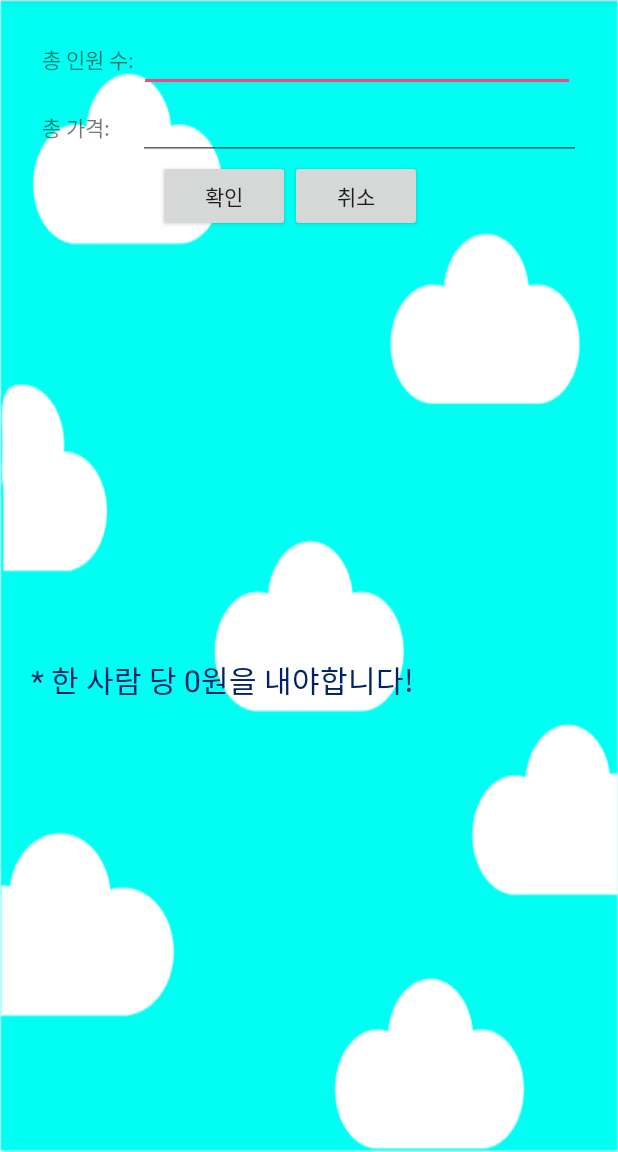
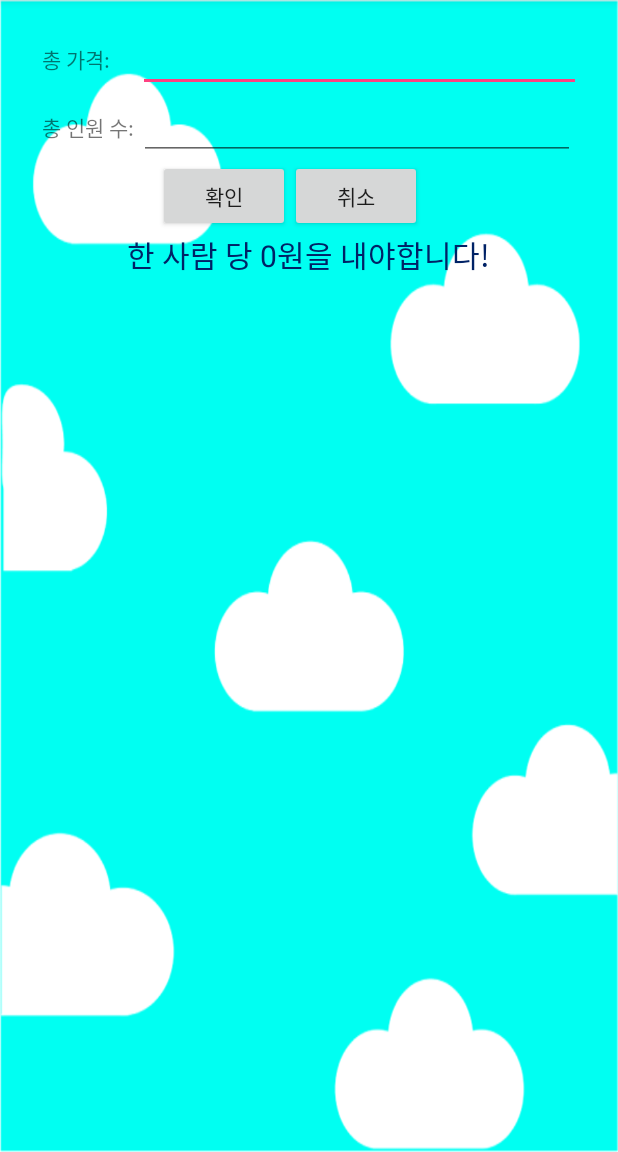
Before and after one commit to SeBin2519/PayTheMoney_school, an Android app: the Douch screen opened directly, with no data from a screen before it, after a tap on "취소", on a phone screen of 412 x 824 dp, the part 84-1236 px from its top. Run offline under Robolectric (Android 15) with nearby library versions, the phone set to English and light mode, and no system bars; 1 other tap on this screen came first.

Commit message:
#6 complete Mol and Douch

```diff
--- a/app/src/main/java/kr/hs/emirim/sebin/paythemoney/Douch.java
+++ b/app/src/main/java/kr/hs/emirim/sebin/paythemoney/Douch.java
@@ -2,6 +2,7 @@ package kr.hs.emirim.sebin.paythemoney;
 
 import android.content.Intent;
 import android.os.Bundle;
+import android.os.SystemClock;
 import android.support.v4.app.AppOpsManagerCompat;
 import android.support.v7.app.AppCompatActivity;
 import android.view.View;
@@ -15,11 +16,13 @@ import android.widget.ViewFlipper;
 public class Douch extends AppCompatActivity implements View.OnClickListener{
     ViewFlipper vFlipper;
     TextView textresult;
-    Button butCheck,butCancel;
+    Button butCheck,butCancel,butStart,butStop;
     EditText editPerson,editPrice;
     int person=0,price=0;
     int douchMoney=0;
     int change=0;
+    int c;
+    int perIndex;
 
     @Override
     protected void onCreate(Bundle savedInstanceState) {
@@ -28,53 +31,74 @@ public class Douch extends AppCompatActivity implements View.OnClickListener{
 
         editPerson = (EditText) findViewById(R.id.edit_person);
         editPrice = (EditText) findViewById(R.id.edit_price);
-       textresult=(TextView)findViewById(R.id.text_result);
+        textresult=(TextView)findViewById(R.id.text_result);
         vFlipper =(ViewFlipper)findViewById(R.id.view_flip);
         butCheck =(Button)findViewById(R.id.but_douch_check);
         butCheck.setOnClickListener(this);
         butCancel =(Button)findViewById(R.id.but_douch_delete);
         butCancel.setOnClickListener(this);
+        butStart =(Button)findViewById(R.id.but_start);
+        butStart.setOnClickListener(this);
+        butStop =(Button)findViewById(R.id.but_stop);
+        butStop.setOnClickListener(this);
 
         //person=Integer.parseInt(editPerson.getText().toString());
         //price=Integer.parseInt(editPrice.getText().toString());
         vFlipper.setVisibility(View.INVISIBLE);
+        butStart.setVisibility(View.INVISIBLE);
+        butStop.setVisibility(View.INVISIBLE);
     }
 
    public void startRoulette(int person,int price){
-        douchMoney=price/person;
-        change=price-(douchMoney*person);
+       this.person=person;
+       this.price=price;
+
+       c=(price/person)%100;
+       douchMoney=(price/person)-c;
+       change=price-(person*douchMoney);
 
         if(change==0) {///남은 돈이 없다면
-            // mImageView.setImageResource(R.drawable.);
-            Toast.makeText(this," 더치 페이 결과:"+douchMoney+"원을 내주세요~",Toast.LENGTH_LONG).show();
-            //TextView에 result설정
-            textresult.setText(" * 한 사람 당 "+douchMoney+"원을 내야합니다!");
-
+            textresult.setText("한 사람 당 "+douchMoney+"원을 내야합니다!");
+            vFlipper.setVisibility(View.INVISIBLE);
+            butStart.setVisibility(View.INVISIBLE);
+            butStop.setVisibility(View.INVISIBLE);
         }
         else {
-            //Toast.makeText(this," 더치 페이 결과:"+douchMoney+"원을 내주세요~",Toast.LENGTH_LONG).show();
-            textresult.setText(" * 한 사람 당 "+douchMoney+"원을 내고 "+change+"원이 남았습니다!");
-            int perIndex = (int)Math.random()%person+1;
             vFlipper.setVisibility(View.VISIBLE);
-            Toast.makeText(this,"잔돈 룰렛결과:"+perIndex+"번쨰 사람이 남은돈을 내주세요!",Toast.LENGTH_LONG).show();
+            butStart.setVisibility(View.VISIBLE);
+            butStop.setVisibility(View.VISIBLE);
         }
     }
 
     @Override
     public void onClick(View v) {
         String epMon=editPerson.getText().toString();
-        person=Integer.parseInt(epMon);
         String erMon=editPrice.getText().toString();
-        price=Integer.parseInt(erMon);
 
         switch(v.getId()){
             case R.id.but_douch_check:
-                startRoulette(person,price);
+                if(editPerson.equals("") || editPerson==null|| editPrice.equals("") || editPrice==null) Toast.makeText(this,"제대로 된 값을 입력해 주세요!",Toast.LENGTH_LONG).show();
+                else{
+                    person=Integer.parseInt(epMon);
+                    price=Integer.parseInt(erMon);
+                    startRoulette(person, price);
+                }
                 break;
             case R.id.but_douch_delete:
                 editPerson.setText("");
                 editPrice.setText("");
+                vFlipper.setVisibility(View.INVISIBLE);
+                butStart.setVisibility(View.INVISIBLE);
+                butStop.setVisibility(View.INVISIBLE);
                 break;
+            case R.id.but_start:
+                vFlipper.setFlipInterval(50);//viewFlipper에 넘겨지는 간격 설정 => 1000: 1초
+                perIndex = (int)(Math.random()*person)+1;
+                vFlipper.startFlipping();
+                break;
+            case R.id.but_stop:
+                vFlipper.stopFlipping();
+                textresult.setText("1인 지불 금액: "+douchMoney+"원 "+"\t"+"잔돈: "+change+"원 "+"\n"+"잔돈은 "+perIndex+"번째 사람이 내주세요!");
         }
     }
 }
--- a/app/src/main/res/layout/douch.xml
+++ b/app/src/main/res/layout/douch.xml
@@ -1,6 +1,9 @@
 <?xml version="1.0" encoding="utf-8"?>
-<LinearLayout xmlns:android="http://schemas.android.com/apk/res/android"
+
+<LinearLayout
+    xmlns:android="http://schemas.android.com/apk/res/android"
     xmlns:tools="http://schemas.android.com/tools"
+    tools:context="kr.hs.emirim.sebin.paythemoney.MainActivity"
     android:background="@drawable/skin"
     android:layout_width="match_parent"
     android:layout_height="match_parent"
@@ -8,10 +11,33 @@
     android:paddingLeft="@dimen/activity_horizontal_margin"
     android:paddingRight="@dimen/activity_horizontal_margin"
     android:paddingTop="@dimen/activity_vertical_margin"
-    tools:context="kr.hs.emirim.sebin.paythemoney.MainActivity"
     android:orientation="vertical"
     android:weightSum="1">
+        <LinearLayout
+            android:layout_width="355dp"
+            android:layout_height="wrap_content"
+            android:orientation="horizontal"
+            android:layout_gravity="center"
+            >
+            <TextView
+                android:layout_width="64dp"
+                android:layout_height="wrap_content"
+                android:text="총 가격: "
+                />
+            <EditText
+                android:id="@+id/edit_price"
+                android:layout_width="304dp"
+                android:inputType="numberDecimal"
+                android:layout_height="wrap_content"
 
+                />
+            <TextView
+                android:layout_width="wrap_content"
+                android:layout_height="wrap_content"
+                android:text="원"
+                />
+        </LinearLayout>
+        <!--android:inputType="numberDecimal"-->
     <LinearLayout
         android:layout_width="match_parent"
         android:layout_height="wrap_content"
@@ -39,31 +65,7 @@
                 android:text="명"
                 />
         </LinearLayout>
-        <LinearLayout
-            android:layout_width="355dp"
-            android:layout_height="wrap_content"
-            android:orientation="horizontal"
-            android:layout_gravity="center"
-            >
-            <TextView
-                android:layout_width="64dp"
-                android:layout_height="wrap_content"
-                android:text="총 가격: "
-                />
-            <EditText
-                android:id="@+id/edit_price"
-                android:layout_width="304dp"
-                android:inputType="numberDecimal"
-                android:layout_height="wrap_content"
 
-                />
-            <TextView
-                android:layout_width="wrap_content"
-                android:layout_height="wrap_content"
-                android:text="원"
-                />
-        </LinearLayout>
-        <!--android:inputType="numberDecimal"-->
         <LinearLayout
             android:layout_width="355dp"
             android:layout_height="wrap_content"
@@ -83,20 +85,60 @@
                 android:layout_height="wrap_content"
                 android:text="취소"
                 android:layout_gravity="center" />
+
         </LinearLayout>
     </LinearLayout>
+    <LinearLayout
+        android:layout_width="355dp"
+        android:layout_height="wrap_content"
+        android:orientation="vertical"
+        android:layout_gravity="center"
+        >
+        <TextView
+            android:layout_width="match_parent"
+            android:layout_height="wrap_content"
+            android:text=" "
+            android:id="@+id/text_result"
+            android:layout_alignParentBottom="true"
+            android:layout_alignParentRight="true"
+            android:layout_alignParentEnd="true"
+            android:textColor="#002266"
+            android:textSize="20sp"
+            android:nestedScrollingEnabled="true"
+            android:layout_gravity="center"
+            android:gravity="center" />
 
+        <LinearLayout
+            android:layout_width="355dp"
+            android:layout_height="wrap_content"
+            android:orientation="horizontal"
+            android:gravity="center"
+            >
+            <Button
+                android:id="@+id/but_start"
+                android:layout_width="wrap_content"
+                android:layout_height="wrap_content"
+                android:background="#FFFF36"
+                android:text="룰렛 Start!"
+                android:layout_margin="10dp" />
+
+            <Button
+                android:id="@+id/but_stop"
+                android:layout_width="wrap_content"
+                android:layout_height="wrap_content"
+                android:text="룰렛 Stop!"
+                android:background="#FFFF36"
+                android:layout_gravity="center"
+                android:layout_margin="10dp" />
+
+        </LinearLayout>
+    </LinearLayout>
     <ViewFlipper
         android:id="@+id/view_flip"
         android:layout_width="match_parent"
         android:layout_height="283dp"
         android:nestedScrollingEnabled="true"
         android:layout_marginTop="0dp">
-
-        <ImageView
-            android:src="@drawable/roulette_1"
-            android:layout_width="wrap_content"
-            android:layout_height="wrap_content" />
 
         <ImageView
             android:src="@drawable/roulette_2"
@@ -127,19 +169,12 @@
             android:src="@drawable/roulette_7"
             android:layout_width="wrap_content"
             android:layout_height="wrap_content" />
+
+        <ImageView
+            android:src="@drawable/roulette_1"
+            android:layout_width="wrap_content"
+            android:layout_height="wrap_content" />
+
     </ViewFlipper>
 
-    <TextView
-        android:layout_width="match_parent"
-        android:layout_height="wrap_content"
-        android:text=" "
-        android:id="@+id/text_result"
-        android:layout_alignParentBottom="true"
-        android:layout_alignParentRight="true"
-        android:layout_alignParentEnd="true"
-        android:textColor="#002266"
-        android:textSize="20sp"
-        android:nestedScrollingEnabled="true"
-        android:layout_marginBottom="-100dp" />
-
 </LinearLayout>
```
Also changed, not shown: app/src/main/java/kr/hs/emirim/sebin/paythemoney/Mol.java (+22 -22 lines), app/src/main/res/layout/mol.xml (+34 -21 lines).
